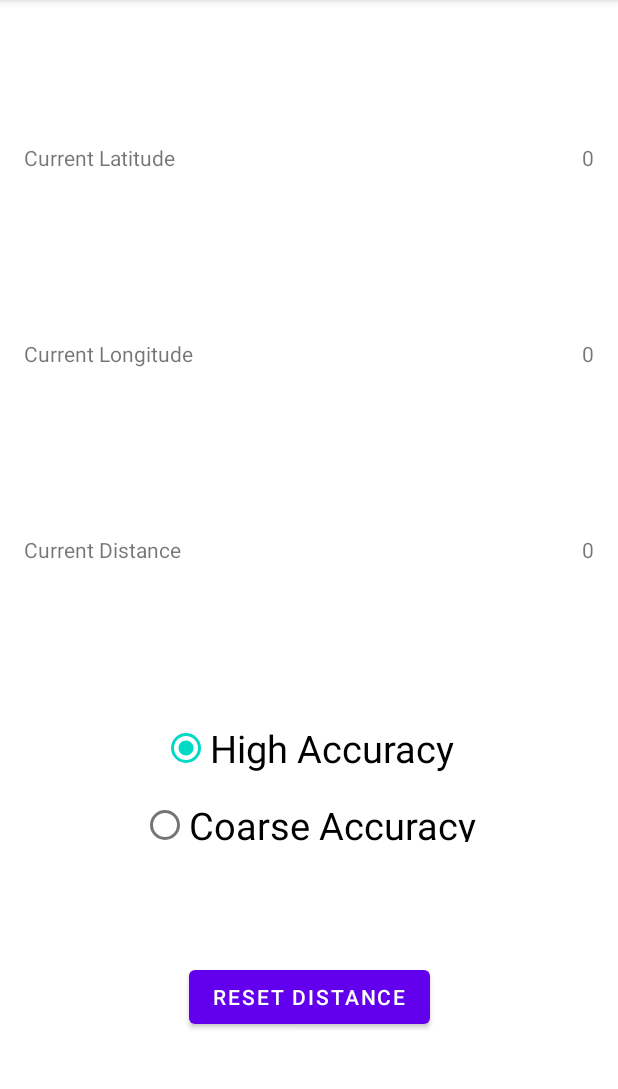
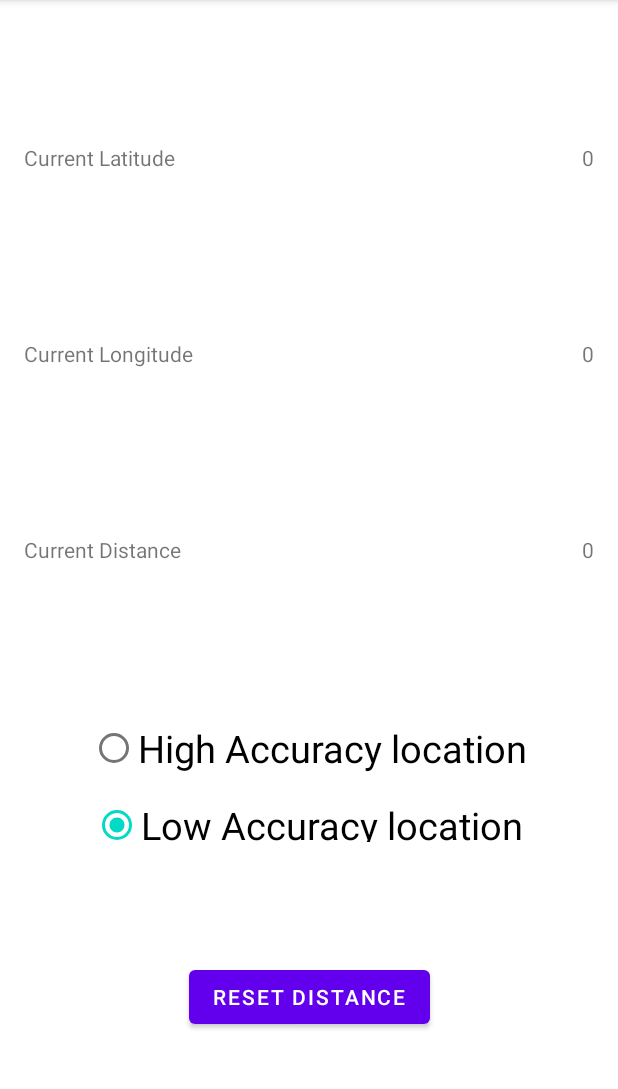
Before and after one commit to rajatbhagat/cs5520-mobile-dev, an Android app: the LocationSensingActivity screen opened directly, with no data from a screen before it, on a phone screen of 412 x 824 dp, the part 84-1173 px from its top. Run offline under Robolectric (Android 15) with nearby library versions, the phone set to English and light mode, and no system bars; 1 statement that could not run was skipped.

Commit message:
Updating the times when the permission for location is asked

```diff
--- a/app/src/main/AndroidManifest.xml
+++ b/app/src/main/AndroidManifest.xml
@@ -17,11 +17,12 @@
         android:theme="@style/Theme.Cs5520mobiledev">
         <activity
             android:name=".LocationSensingActivity"
-            android:exported="false" />
+            android:exported="false"
+            android:configChanges="orientation|screenSize"/>
         <activity
             android:name=".FindPrimeActivity"
             android:exported="false"
-            android:screenOrientation="portrait" />
+             />
         <activity
             android:name=".AboutMeActivity"
             android:exported="false" />
--- a/app/src/main/java/com/cs5520/mobile_dev/LocationSensingActivity.java
+++ b/app/src/main/java/com/cs5520/mobile_dev/LocationSensingActivity.java
@@ -67,19 +67,24 @@ public class LocationSensingActivity extends AppCompatActivity {
             @Override
             public void onCheckedChanged(RadioGroup group, int checkedId) {
                 if(checkedId == R.id.high_acc_radio) {
-                    Toast.makeText(getApplicationContext(), "High location", Toast.LENGTH_SHORT).show();
+                    if (!isFineLocationPermissionGranted()) {
+                        ActivityCompat.requestPermissions(LocationSensingActivity.this,
+                                new String[]{Manifest.permission.ACCESS_FINE_LOCATION},
+                                99);
+                    }
                     mFusedLocationClient = null;
                     locationRequest = createLocationRequest(LocationRequest.PRIORITY_HIGH_ACCURACY);
                     mFusedLocationClient = LocationServices.getFusedLocationProviderClient(getApplicationContext());
                     getInitialLocationData();
+
                 }
 
                 if(checkedId == R.id.coarse_Acc_Radio) {
-                    Toast.makeText(getApplicationContext(), "Low power location", Toast.LENGTH_SHORT).show();
                     mFusedLocationClient = null;
                     locationRequest = createLocationRequest(LocationRequest.PRIORITY_BALANCED_POWER_ACCURACY);
                     mFusedLocationClient = LocationServices.getFusedLocationProviderClient(getApplicationContext());
                     getInitialLocationData();
+
                 }
             }
         });
@@ -92,16 +97,21 @@ public class LocationSensingActivity extends AppCompatActivity {
                 distanceTextView.setText("0");
             }
         });
-        locationRequest = createLocationRequest(LocationRequest.PRIORITY_HIGH_ACCURACY);
-        getLocationData();
+
+        if (isApproxLocationPermissionGranted()) {
+            locationRequest = createLocationRequest(LocationRequest.PRIORITY_BALANCED_POWER_ACCURACY);
+            getLocationData();
+        }
 
 
     }
 
-    private boolean isPermissionGranted() {
-        boolean isFinePermissionGranted = ActivityCompat.checkSelfPermission(this, Manifest.permission.ACCESS_COARSE_LOCATION) == PackageManager.PERMISSION_GRANTED;
-        boolean isCoarsePermissionGranted = ActivityCompat.checkSelfPermission(this, Manifest.permission.ACCESS_FINE_LOCATION) == PackageManager.PERMISSION_GRANTED;
-        return isFinePermissionGranted && isCoarsePermissionGranted;
+    private boolean isApproxLocationPermissionGranted() {
+        return ActivityCompat.checkSelfPermission(this, Manifest.permission.ACCESS_COARSE_LOCATION) == PackageManager.PERMISSION_GRANTED;
+    }
+
+    private boolean isFineLocationPermissionGranted() {
+        return ActivityCompat.checkSelfPermission(this, Manifest.permission.ACCESS_FINE_LOCATION) == PackageManager.PERMISSION_GRANTED;
     }
 
     private boolean isGpsEnabled() {
@@ -113,7 +123,7 @@ public class LocationSensingActivity extends AppCompatActivity {
     @Override
     public void onResume() {
         super.onResume();
-        if (isPermissionGranted()) {
+        if (isFineLocationPermissionGranted() || isApproxLocationPermissionGranted()) {
             getLocationData();
         }
     }
@@ -132,7 +142,7 @@ public class LocationSensingActivity extends AppCompatActivity {
     @RequiresApi(api = Build.VERSION_CODES.N)
     @SuppressLint("MissingPermission")
     private void getLocationData() {
-        if (isPermissionGranted()) {
+//        if (isPermissionGranted()) {
             if (isGpsEnabled()) {
                 mFusedLocationClient.getLastLocation().addOnCompleteListener(new OnCompleteListener<Location>() {
                     @Override
@@ -152,13 +162,14 @@ public class LocationSensingActivity extends AppCompatActivity {
             } else {
                 Toast.makeText(getApplicationContext(), "Please turn on your location", Toast.LENGTH_LONG).show();
             }
-        } else {
-            requestPermissionForLocation();
-        }
+//        }
+//        else {
+//            requestPermissionForLocation();
+//        }
     }
 
     private LocationRequest createLocationRequest(int locationPriority) {
-        locationRequest = new LocationRequest();
+        locationRequest = LocationRequest.create();
         locationRequest.setPriority(locationPriority);
         locationRequest.setInterval(100);
         locationRequest.setFastestInterval(100);
@@ -223,18 +234,10 @@ public class LocationSensingActivity extends AppCompatActivity {
             }
             );
 
-        String fineLocationPermission = Manifest.permission.ACCESS_FINE_LOCATION;
-        String coarseLocationPermission = Manifest.permission.ACCESS_FINE_LOCATION;
-
-        int locationPermissionTest = getApplicationContext().checkCallingOrSelfPermission(fineLocationPermission);
-        int coarseLocationTest = getApplicationContext().checkCallingOrSelfPermission(coarseLocationPermission);
-
-        if (locationPermissionTest != PackageManager.PERMISSION_GRANTED
-                || coarseLocationTest !=  PackageManager.PERMISSION_GRANTED) {
             locationPermissionRequest.launch(new String[] {
                     Manifest.permission.ACCESS_FINE_LOCATION,
                     Manifest.permission.ACCESS_COARSE_LOCATION
             });
-        }
+
     }
 }
--- a/app/src/main/res/layout/activity_location_sensing.xml
+++ b/app/src/main/res/layout/activity_location_sensing.xml
@@ -127,8 +127,8 @@
             android:layout_width="wrap_content"
             android:layout_height="55dp"
             android:layout_gravity="center_horizontal"
-            android:checked="true"
-            android:text="High Accuracy"
+            android:checked="false"
+            android:text="High Accuracy location"
             android:textSize="25dp" />
 
         <RadioButton
@@ -137,9 +137,9 @@
             android:layout_height="wrap_content"
             android:layout_gravity="center_horizontal"
             android:layout_weight="0.13"
-            android:checked="false"
+            android:checked="true"
             android:minHeight="48dp"
-            android:text="Coarse Accuracy"
+            android:text="Low Accuracy location"
             android:textSize="25dp" />
     </RadioGroup>
 
```
